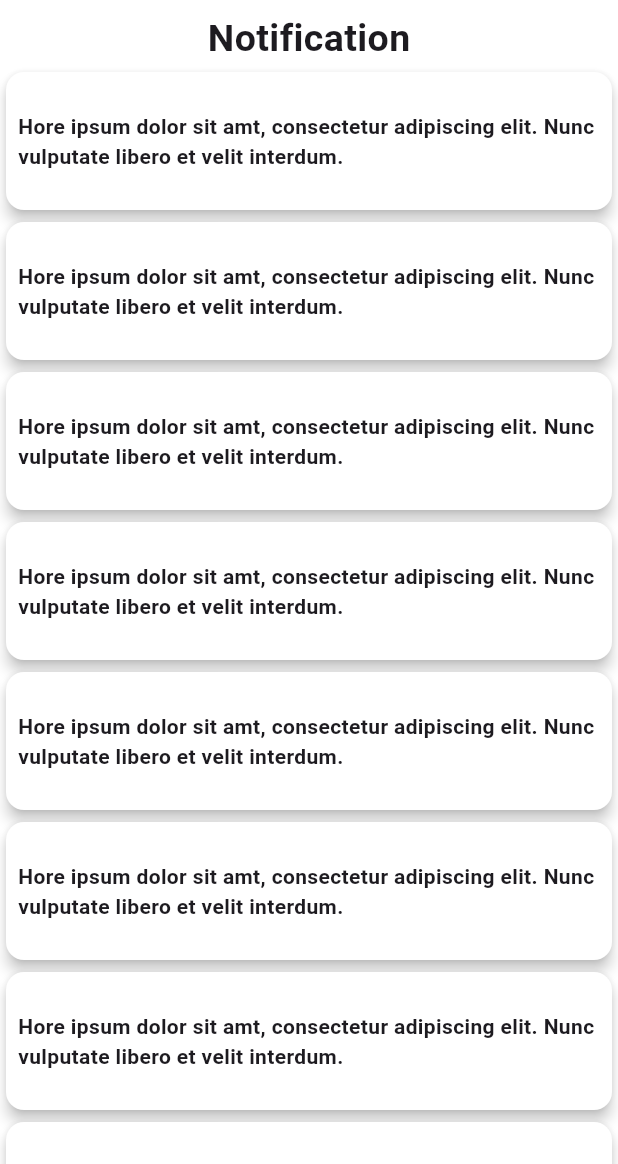
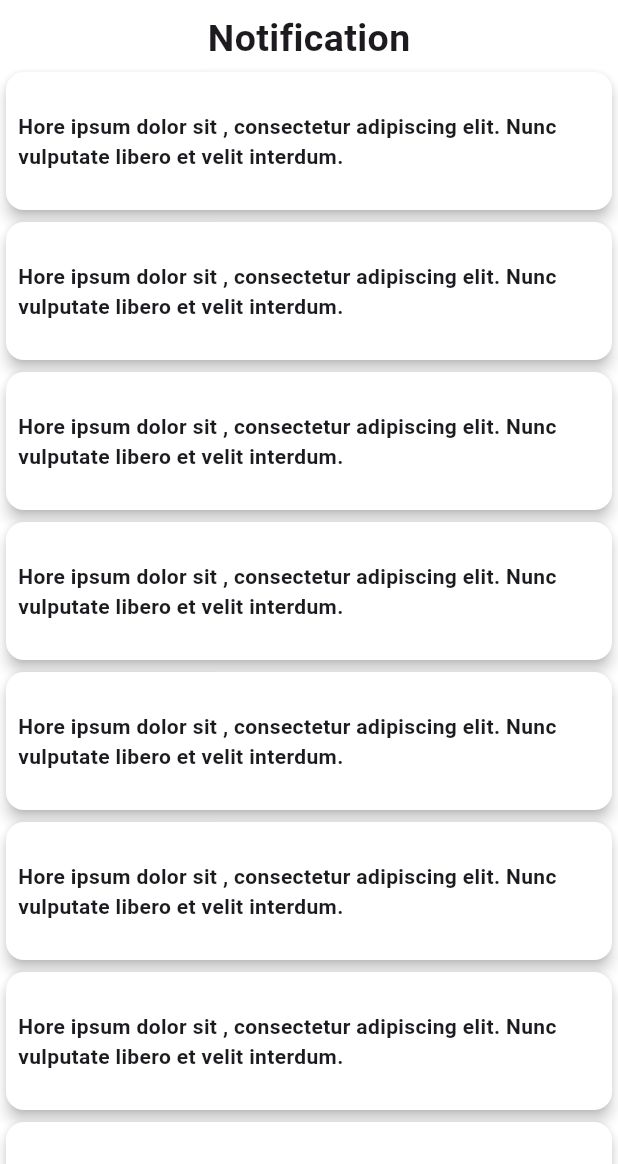
Before and after one commit to Shovon0017/Homemade-Haven, a Flutter app: the NotificationShow screen opened directly, on a phone screen of 412 x 824 dp, the part 72-1236 px from its top. Run offline on Flutter 3.47's test engine with Material 3 defaults, Android fonts, the phone set to English and light mode, and no system bars; our stand-ins replace animated_notch_bottom_bar, carousel_slider, flutter_secure_storage, get, get_storage, shimmer; accounts and stored records are empty.

```diff
--- a/lib/view/screen/notification/notification.dart
+++ b/lib/view/screen/notification/notification.dart
@@ -32,7 +32,7 @@ class NotificationShow extends StatelessWidget {
                     color: Colors.white,
                     child: Center(child: Padding(
                       padding: EdgeInsets.all(8.0),
-                      child: Text("Hore ipsum dolor sit amt, consectetur adipiscing elit. Nunc vulputate libero et velit interdum.",style: TextStyle(fontWeight: FontWeight.bold),),
+                      child: Text("Hore ipsum dolor sit , consectetur adipiscing elit. Nunc vulputate libero et velit interdum.",style: TextStyle(fontWeight: FontWeight.bold),),
                     )),
                   ),
                 );
```
